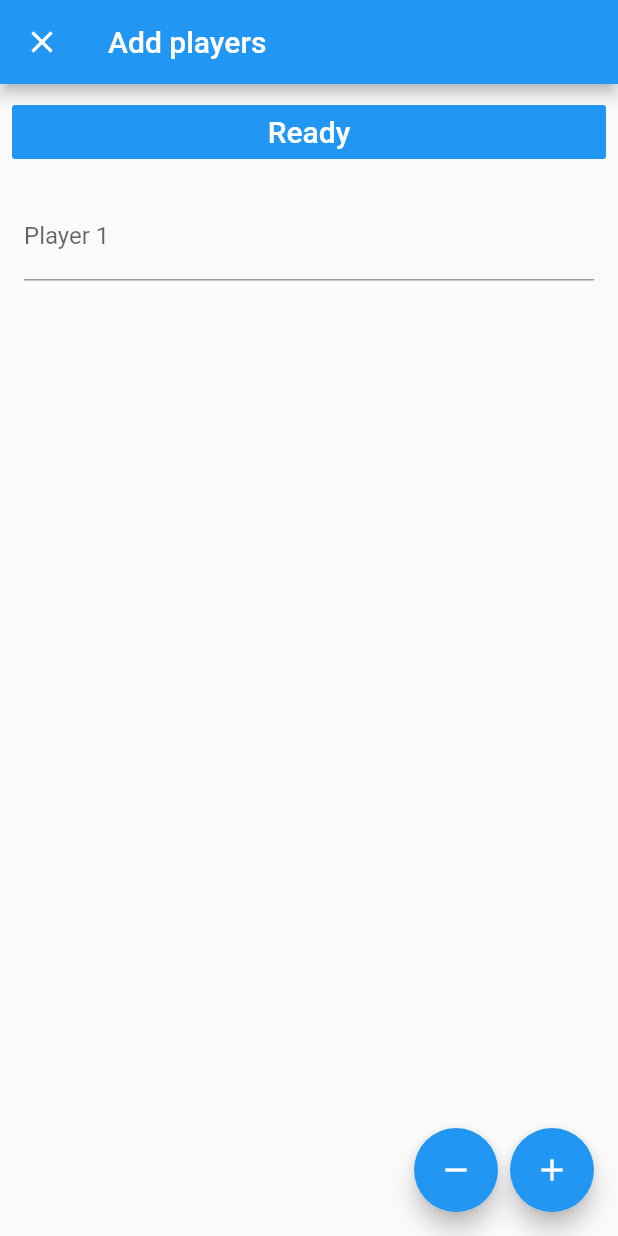
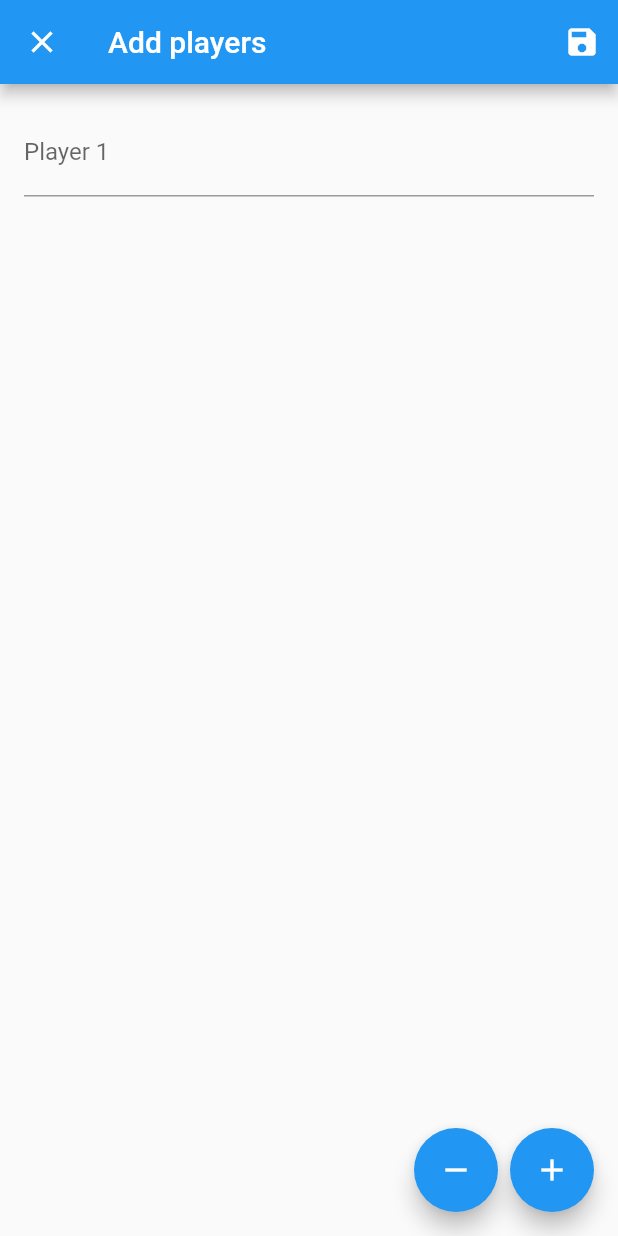
Before and after one commit to pavelzw/Mario-Kart-Custom-Rules, a Flutter app: the screen it shows after launch, after a tap on the "edit" icon, on a phone screen of 412 x 824 dp. Run offline on Flutter 3.47's test engine with Material 2 defaults, Android fonts, the light colour scheme and no system bars; our stand-ins replace rxdart.

Commit message:
Move save button

```diff
--- a/lib/views/add_players.dart
+++ b/lib/views/add_players.dart
@@ -30,25 +30,11 @@ class _AddPlayersState extends State<AddPlayers> {
   @override
   Widget build(BuildContext context) {
     return Scaffold(
-      appBar: AppBar(title: Text(widget.title)),
-      body: controllers == null
-          ? CircularProgressIndicator()
-          : Column(
-              children: <Widget>[
-                // Start button
-                new Row(
-                  mainAxisAlignment: MainAxisAlignment.center,
-                  children: <Widget>[
-                    new Expanded(
-                      child: Padding(
-                        padding: const EdgeInsets.fromLTRB(8, 8, 8, 0),
-                        child: FlatButton(
-                          color: Colors.blue,
-                          textColor: Colors.white,
-                          child: Text(
-                            "Ready",
-                            style: TextStyle(fontSize: 20.0),
-                          ),
+      appBar: AppBar(
+        title: Text(widget.title),
+        actions: [
+          IconButton(
+            icon: Icon(Icons.save),
             onPressed: () {
               if (controllers.isEmpty) {
                 print('You need to add at least one player');
@@ -57,18 +43,18 @@ class _AddPlayersState extends State<AddPlayers> {
 
               final list = controllers
                   .map((c) => c.text == ""
-                                    ? "Player " +
-                                        (controllers.indexOf(c) + 1).toString()
+                      ? "Player " + (controllers.indexOf(c) + 1).toString()
                       : c.text)
                   .toList();
               Navigator.pop(context, list);
             },
-                        ),
-                      ),
-                    ),
+          )
         ],
       ),
-                // Player selection
+      body: controllers == null
+          ? CircularProgressIndicator()
+          : Column(
+              children: <Widget>[
                 new Expanded(
                   child: ListView(
                     children: controllers.map((controller) {
```
Lines whose indentation alone changed are shown as unchanged.
